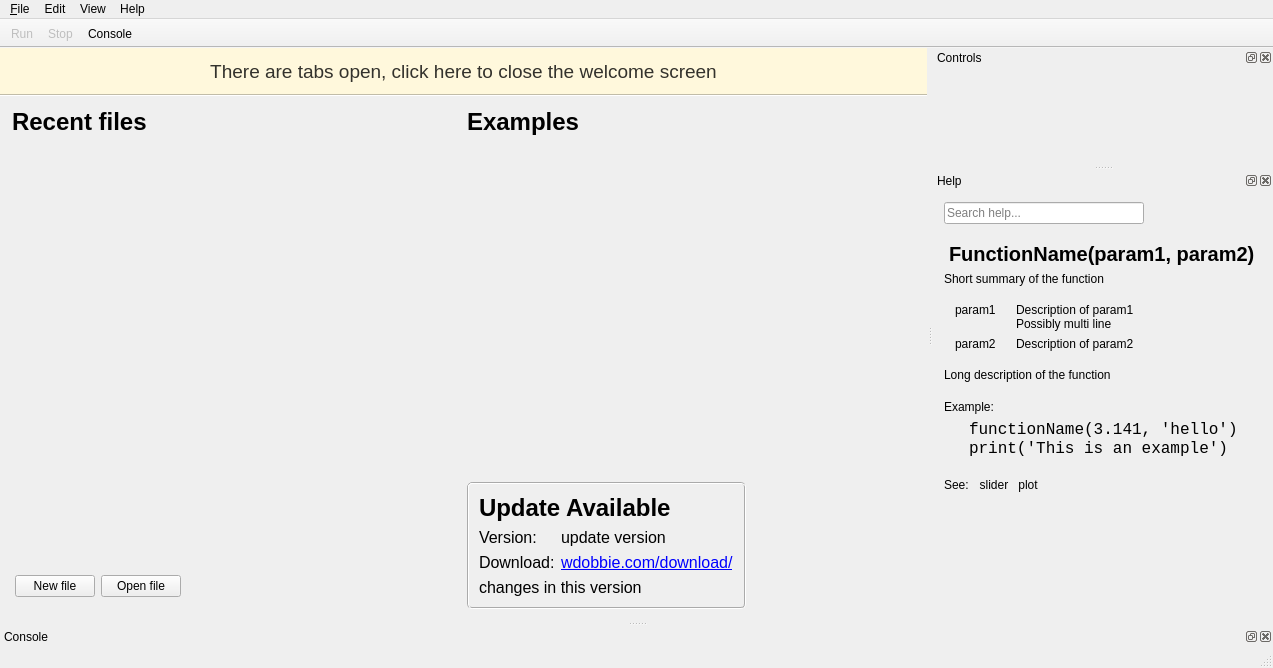
First picture: the form in nexpoide/mainwindow.ui, repository wdobbie/Nexpo, before the edit.
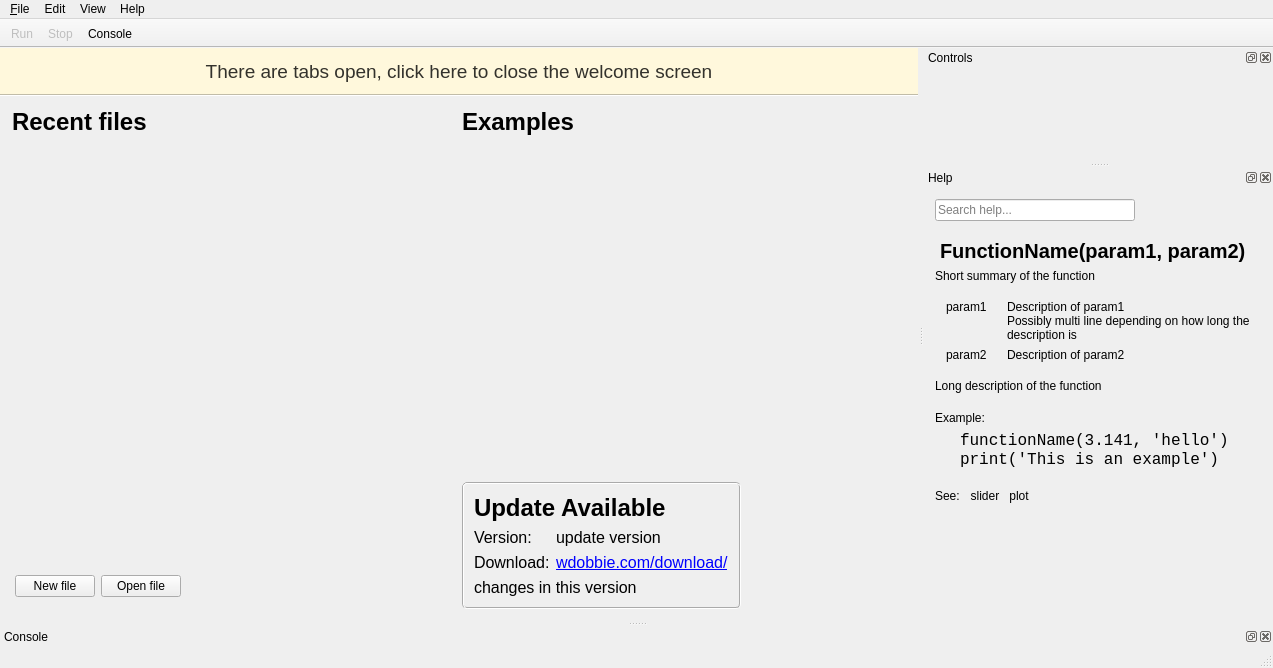
Second picture: the form after the edit. Icons and pictures are not drawn. Custom widgets are drawn as their Qt base class.

```diff
--- a/nexpoide/mainwindow.ui
+++ b/nexpoide/mainwindow.ui
@@ -404,7 +404,7 @@
               <rect>
                <x>0</x>
                <y>0</y>
-               <width>483</width>
+               <width>443</width>
                <height>315</height>
               </rect>
              </property>
@@ -476,7 +476,7 @@
               <rect>
                <x>0</x>
                <y>0</y>
-               <width>483</width>
+               <width>442</width>
                <height>315</height>
               </rect>
              </property>
@@ -887,8 +887,8 @@
       <rect>
        <x>0</x>
        <y>0</y>
-       <width>272</width>
-       <height>96</height>
+       <width>353</width>
+       <height>89</height>
       </rect>
      </property>
      <property name="styleSheet">
@@ -933,12 +933,12 @@
       <rect>
        <x>0</x>
        <y>0</y>
-       <width>281</width>
-       <height>341</height>
+       <width>353</width>
+       <height>357</height>
       </rect>
      </property>
      <property name="sizePolicy">
-      <sizepolicy hsizetype="Expanding" vsizetype="Maximum">
+      <sizepolicy hsizetype="MinimumExpanding" vsizetype="Maximum">
        <horstretch>0</horstretch>
        <verstretch>0</verstretch>
       </sizepolicy>
@@ -1034,9 +1034,15 @@
       </item>
       <item>
        <widget class="QWidget" name="helpParametersContainer" native="true">
+        <property name="sizePolicy">
+         <sizepolicy hsizetype="Preferred" vsizetype="Preferred">
+          <horstretch>0</horstretch>
+          <verstretch>0</verstretch>
+         </sizepolicy>
+        </property>
         <layout class="QFormLayout" name="helpParametersLayout">
          <property name="sizeConstraint">
-          <enum>QLayout::SetNoConstraint</enum>
+          <enum>QLayout::SetDefaultConstraint</enum>
          </property>
          <property name="fieldGrowthPolicy">
           <enum>QFormLayout::AllNonFixedFieldsGrow</enum>
@@ -1068,9 +1074,21 @@
          </item>
          <item row="0" column="1">
           <widget class="QLabel" name="label_8">
+           <property name="sizePolicy">
+            <sizepolicy hsizetype="Preferred" vsizetype="MinimumExpanding">
+             <horstretch>0</horstretch>
+             <verstretch>0</verstretch>
+            </sizepolicy>
+           </property>
+           <property name="minimumSize">
+            <size>
+             <width>0</width>
+             <height>0</height>
+            </size>
+           </property>
            <property name="text">
             <string>Description of param1
-Possibly multi line</string>
+Possibly multi line depending on how long the description is</string>
            </property>
            <property name="wordWrap">
             <bool>true</bool>
```
Left out of the diff: 52 changed lines with no effect on the pictures.
